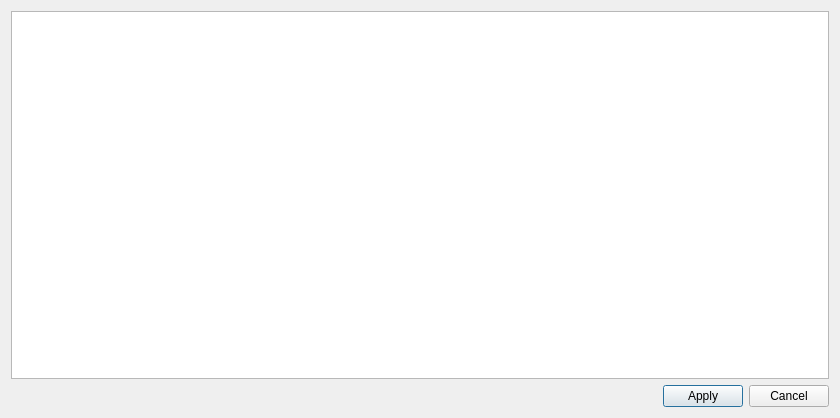
pengjianaixue/VisaInstrumentControlAssistant, file VisaInstrumentControlAssistant/instrumentconfiguration.ui: the form before one commit.
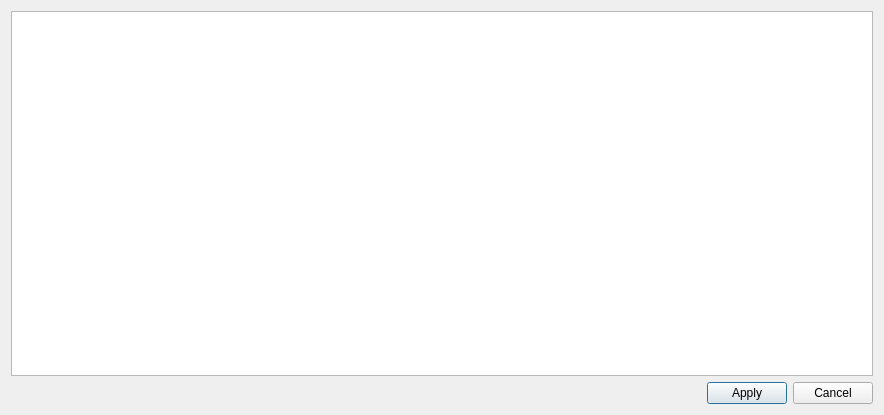
The form after the commit. Icons and pictures are not drawn.

The edit to the form file:
```diff
--- a/VisaInstrumentControlAssistant/instrumentconfiguration.ui
+++ b/VisaInstrumentControlAssistant/instrumentconfiguration.ui
@@ -6,8 +6,8 @@
    <rect>
     <x>0</x>
     <y>0</y>
-    <width>840</width>
-    <height>418</height>
+    <width>884</width>
+    <height>415</height>
    </rect>
   </property>
   <property name="windowTitle">
```
Left out of the diff: 3 changed lines with no effect on the pictures.
